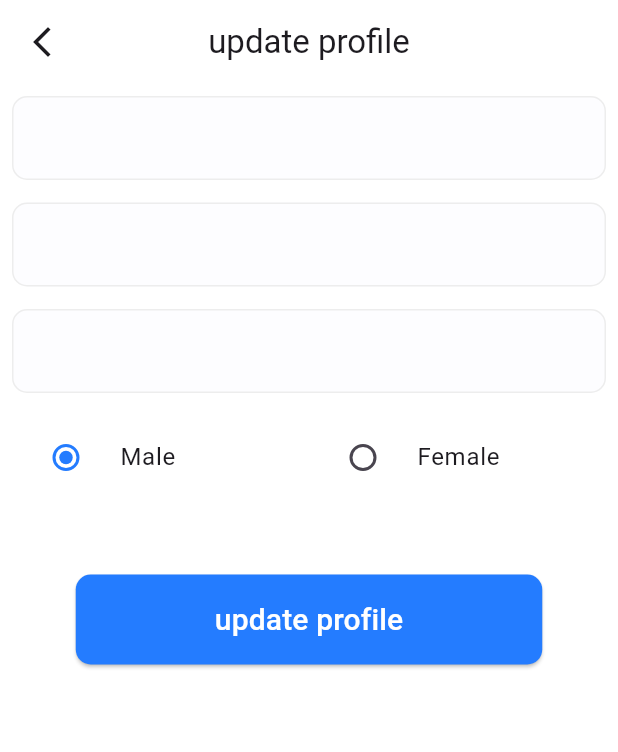
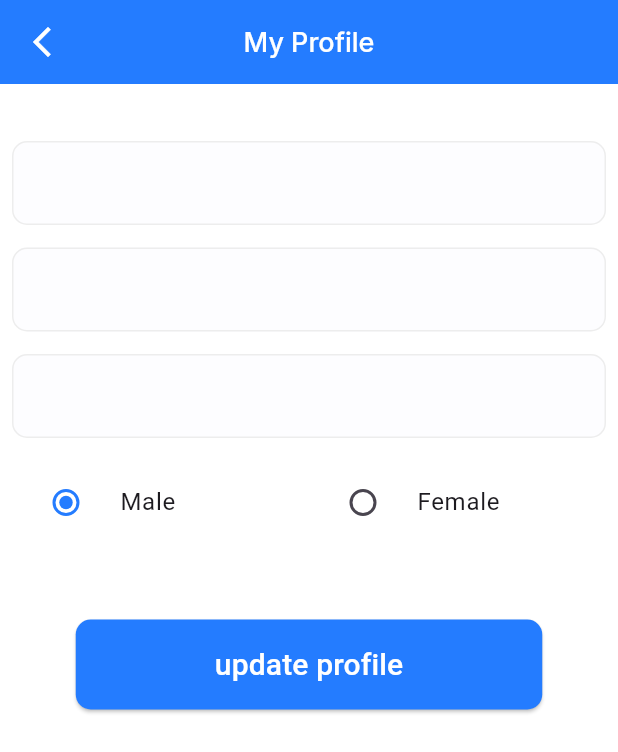
Before and after one commit to alaaNasserEzat/doc_doc, a Flutter app: the UpdateProfileScreen screen opened by its route, on a phone screen of 412 x 824 dp. Shown: the top 752 px of the screen. Run offline on Flutter 3.47's test engine with Material 3 defaults, Android fonts, the phone set to English and light mode, and no system bars; our stand-ins replace dio, flutter_bloc, flutter_secure_storage, flutter_svg, get_it, pretty_dio_logger and 2 more; missing offline and left inert: dart_either; accounts and stored records are empty.

```diff
--- a/lib/core/custom_widgets/custom_app_bar.dart
+++ b/lib/core/custom_widgets/custom_app_bar.dart
@@ -4,7 +4,7 @@ import 'package:doc_doc/core/utils/app_text_styles.dart';
 import 'package:flutter/material.dart';
 
 showAppBar({required BuildContext context, required String title}) {
-  AppBar(
+  return AppBar(
     centerTitle: true,
     title: Text(title, style: AppTextStyles.interMedium18White),
     backgroundColor: AppColor.primaryColor,
--- a/lib/core/features/home_feature/presentation/view/screens/doctor_specialest_screen.dart
+++ b/lib/core/features/home_feature/presentation/view/screens/doctor_specialest_screen.dart
@@ -6,7 +6,6 @@ import 'package:doc_doc/core/helper/extention.dart';
 import 'package:doc_doc/core/images/app_assets.dart';
 import 'package:doc_doc/core/routs/routes.dart';
 import 'package:doc_doc/core/utils/app_color.dart';
-import 'package:doc_doc/core/utils/app_text_styles.dart';
 import 'package:flutter/material.dart';
 import 'package:flutter_bloc/flutter_bloc.dart';
 
--- a/lib/core/features/profile/presentation/view/screens/profile_screen.dart
+++ b/lib/core/features/profile/presentation/view/screens/profile_screen.dart
@@ -1,3 +1,4 @@
+import 'package:doc_doc/core/custom_widgets/custom_app_bar.dart';
 import 'package:doc_doc/core/features/profile/presentation/view/widgets/profile_bloc_builder.dart';
 import 'package:doc_doc/core/features/profile/presentation/view/widgets/profile_items_section.dart';
 import 'package:doc_doc/core/utils/app_color.dart';
--- a/lib/core/features/profile/presentation/view/screens/update_profile_screen.dart
+++ b/lib/core/features/profile/presentation/view/screens/update_profile_screen.dart
@@ -1,3 +1,4 @@
+import 'package:doc_doc/core/custom_widgets/custom_app_bar.dart';
 import 'package:doc_doc/core/features/profile/presentation/view/widgets/update_profile_form.dart';
 import 'package:doc_doc/core/helper/extention.dart';
 import 'package:doc_doc/core/utils/app_color.dart';
@@ -11,24 +12,14 @@ class UpdateProfileScreen extends StatelessWidget {
     return SafeArea(
       child: Scaffold(
         backgroundColor: AppColor.white,
-        appBar: AppBar(
-          leading: IconButton(
-            onPressed: () {
-              context.pop();
-            },
-            icon: Icon(Icons.arrow_back_ios_new_outlined),
-          ),
-          centerTitle: true,
-          backgroundColor: AppColor.white,
-          title: Text("update profile"),
-        ),
+        appBar: showAppBar(context: context, title: "My Profile"),
         body: SingleChildScrollView(
           child: Padding(
             padding: EdgeInsets.all(8.0),
             child: Column(
               mainAxisAlignment: MainAxisAlignment.center,
               crossAxisAlignment: CrossAxisAlignment.center,
-              children: [UpdateProfileForm()],
+              children: [SizedBox(height: 30), UpdateProfileForm()],
             ),
           ),
         ),
```
